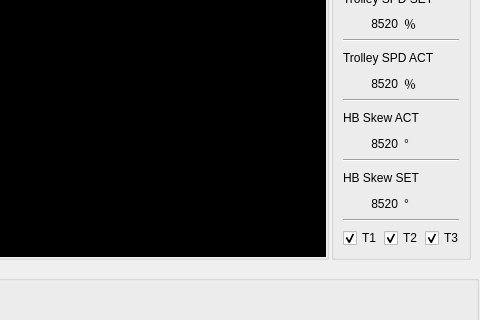
Keaton33/Camera_AS, file UI/main_ui.ui: the form before one commit; both pictures show x 320 to 800 and y 248 to 568 of the 800 by 1000 pixel window.
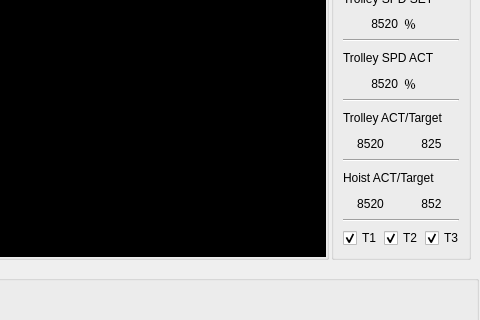
The form after the commit.

Commit message: position control is working but trolley stop not accurate

What changed in the file:
```diff
--- a/UI/main_ui.ui
+++ b/UI/main_ui.ui
@@ -415,7 +415,7 @@
            <item row="0" column="0" colspan="2">
             <widget class="QLabel" name="label_7">
              <property name="text">
-              <string>HB Skew ACT</string>
+              <string>Trolley ACT/Target</string>
              </property>
             </widget>
            </item>
@@ -428,14 +428,17 @@
               <string>8520</string>
              </property>
              <property name="alignment">
-              <set>Qt::AlignRight|Qt::AlignTrailing|Qt::AlignVCenter</set>
+              <set>Qt::AlignCenter</set>
              </property>
             </widget>
            </item>
            <item row="1" column="1">
             <widget class="QLabel" name="label_9">
              <property name="text">
-              <string>°</string>
+              <string>825</string>
+             </property>
+             <property name="alignment">
+              <set>Qt::AlignCenter</set>
              </property>
             </widget>
            </item>
@@ -453,7 +456,7 @@
            <item row="0" column="0" colspan="2">
             <widget class="QLabel" name="label_19">
              <property name="text">
-              <string>HB Skew SET</string>
+              <string>Hoist ACT/Target</string>
              </property>
             </widget>
            </item>
@@ -466,14 +469,17 @@
               <string>8520</string>
              </property>
              <property name="alignment">
-              <set>Qt::AlignRight|Qt::AlignTrailing|Qt::AlignVCenter</set>
+              <set>Qt::AlignCenter</set>
              </property>
             </widget>
            </item>
            <item row="1" column="1">
             <widget class="QLabel" name="label_21">
              <property name="text">
-              <string>°</string>
+              <string>852</string>
+             </property>
+             <property name="alignment">
+              <set>Qt::AlignCenter</set>
              </property>
             </widget>
            </item>
```
Left out of the diff: 14 changed lines with no effect on the pictures. The commit also changes 6 other files.
